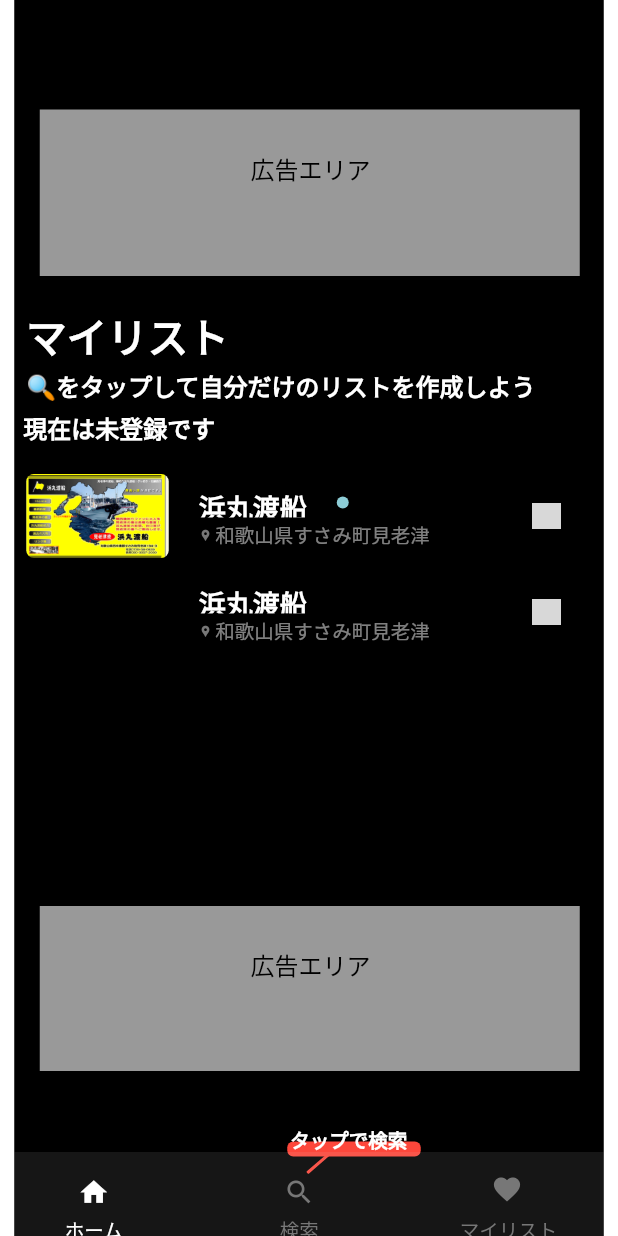
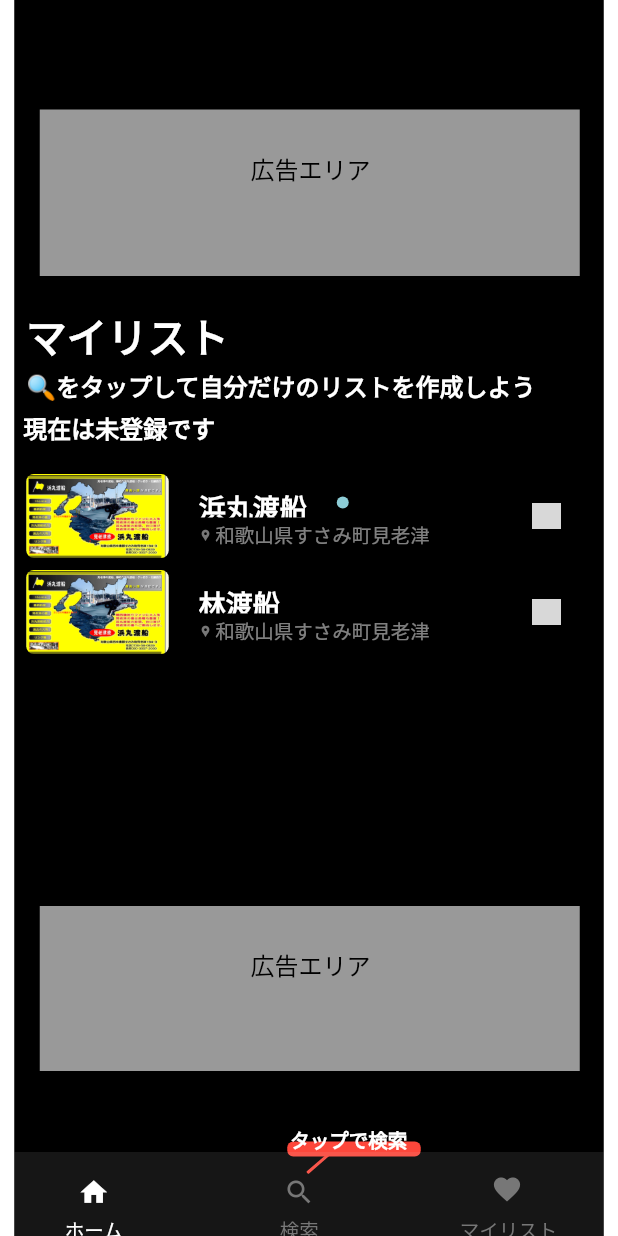
Before and after one commit to Kaito-nagai/fishing_app, a Flutter app: the screen it shows after launch, on a phone screen of 412 x 824 dp. Run offline on Flutter 3.47's test engine with Material 3 defaults, Android fonts, the light colour scheme and no system bars; our stand-ins replace flutter_dotenv, logger, shared_preferences; Roboto replaces fonts that are missing (Noto Sans JP).

Commit message:
更新されたファイルを追加

```diff
--- a/lib/pages/home_initial.dart
+++ b/lib/pages/home_initial.dart
@@ -386,7 +386,7 @@ const HomeInitialScreen({super.key});
                                   width: 115,
                                   height: 20,
                                   child: Text(
-                                    '浜丸渡船',
+                                    '林渡船',
                                     style: TextStyle(
                                       color: Colors.white,
                                       fontSize: 18,
@@ -398,23 +398,8 @@ const HomeInitialScreen({super.key});
                                 ),
                               ),
                               Positioned(
-                                left: 8,
-                                top: 380,
-                                child: Container(
-                                  width: 95,
-                                  height: 56,
-                                  decoration: ShapeDecoration(
-                                    image: DecorationImage(
-                                      image: AssetImage("assets/images/placeholder_image.png"),
-                                      fit: BoxFit.fill,
-                                    ),
-                                    shape: RoundedRectangleBorder(borderRadius: BorderRadius.circular(5)),
-                                  ),
-                                ),
-                              ),
-                              Positioned(
-                                left: 8,
-                                top: 316,
+                                left: 0,
+                                top: 0,
                                 child: Container(
                                   width: 95,
                                   height: 56,
```
Also changed, not shown: assets/images/placehoider_images.png (added), assets/images/placeholder_image 1.png (deleted).
